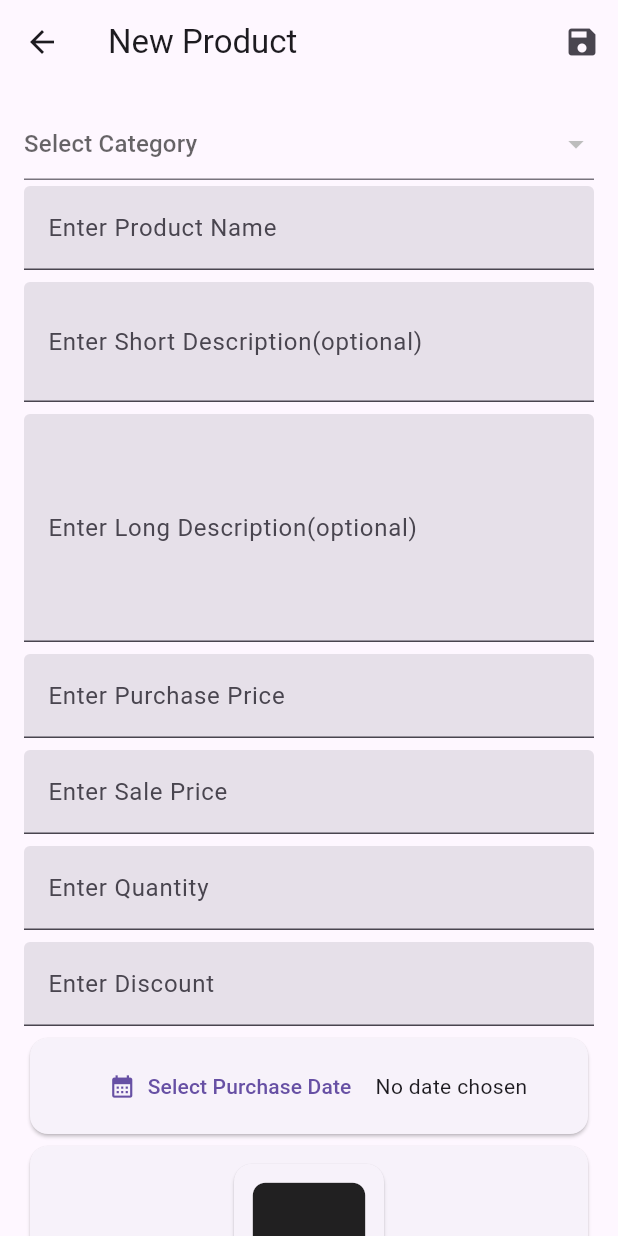
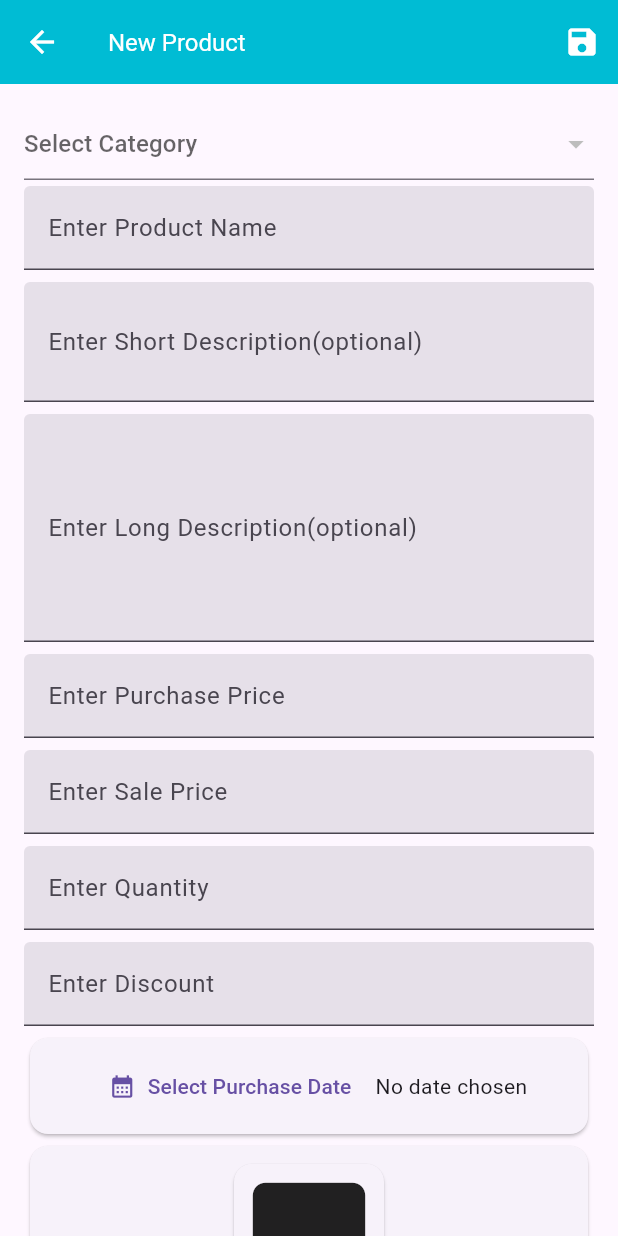
Before and after one commit to muradhossin/ecommerce_admin, a Flutter app: the AddProductPage screen opened by its route, on a phone screen of 412 x 824 dp. Run offline on Flutter 3.47's test engine with Material 3 defaults, Android fonts, the phone set to English and light mode, and no system bars; our stand-ins replace cached_network_image, cloud_firestore, connectivity_plus, firebase_auth, firebase_core, firebase_storage and 2 more; accounts and stored records are empty; Roboto replaces fonts that are missing (Poppins).

Commit message:
custom app bar widget added

```diff
--- /dev/null
+++ b/lib/core/components/custom_appbar.dart
@@ -0,0 +1,52 @@
+import 'package:ecommerce_admin/core/extensions/context.dart';
+import 'package:ecommerce_admin/core/extensions/style.dart';
+import 'package:flutter/material.dart';
+
+class CustomAppbar extends StatelessWidget implements PreferredSizeWidget {
+  final String title;
+  final List<Widget>? actions;
+  final Widget? leading;
+  final bool centerTitle;
+  final Color? titleColor;
+  final Color? iconColor;
+  final bool automaticallyImplyLeading;
+  final PreferredSizeWidget? bottom;
+  final double? elevation;
+  final Color? backgroundColor;
+  final bool primary;
+
+  const CustomAppbar({
+    super.key,
+    required this.title,
+    this.actions,
+    this.leading,
+    this.centerTitle = false,
+    this.automaticallyImplyLeading = true,
+    this.bottom,
+    this.elevation,
+    this.backgroundColor,
+    this.titleColor,
+    this.iconColor,
+    this.primary = true,
+
+  });
+
+  @override
+  Widget build(BuildContext context) {
+    return AppBar(
+      title: Text(title, style: const TextStyle().regular.copyWith(color: titleColor ?? context.theme.cardColor)),
+      actions: actions,
+      leading: leading,
+      iconTheme: IconThemeData(color: iconColor ?? context.theme.cardColor),
+      centerTitle: centerTitle,
+      automaticallyImplyLeading: automaticallyImplyLeading,
+      bottom: bottom,
+      elevation: elevation,
+      backgroundColor: backgroundColor ?? context.theme.primaryColor,
+      primary: primary,
+    );
+  }
+
+  @override
+  Size get preferredSize => const Size.fromHeight(56.0);
+}
--- a/lib/view/product/add_product_page.dart
+++ b/lib/view/product/add_product_page.dart
@@ -3,6 +3,8 @@ import 'dart:io';
 
 import 'package:cloud_firestore/cloud_firestore.dart';
 import 'package:connectivity_plus/connectivity_plus.dart';
+import 'package:ecommerce_admin/core/components/custom_appbar.dart';
+import 'package:ecommerce_admin/core/extensions/context.dart';
 import 'package:ecommerce_admin/view/category/models/category_model.dart';
 import 'package:ecommerce_admin/view/category/provider/category_provider.dart';
 import 'package:ecommerce_admin/view/order/models/date_model.dart';
@@ -69,8 +71,8 @@ class _AddProductPageState extends State<AddProductPage> {
   @override
   Widget build(BuildContext context) {
     return Scaffold(
-      appBar: AppBar(
-        title: const Text('New Product'),
+      appBar: CustomAppbar(
+        title: 'New Product',
         actions: [
           IconButton(
             onPressed: _isConnected ? _saveProduct : null,
@@ -78,6 +80,7 @@ class _AddProductPageState extends State<AddProductPage> {
           ),
         ],
       ),
+
       body: Form(
         key: _formKey,
         child: ListView(
```
